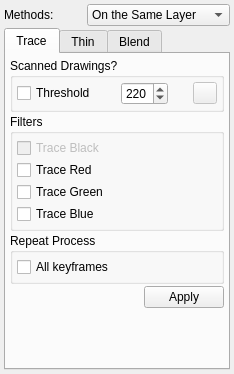
Old version of the form app/ui/bitmapcoloringwidget.ui in the repository pencil2d/pencil.
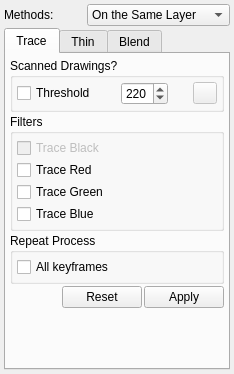
New version of the form. Icons and pictures are not drawn.

Commit message: Reset button on Trace-tab.

Diff of the .ui file:
```diff
--- a/app/ui/bitmapcoloringwidget.ui
+++ b/app/ui/bitmapcoloringwidget.ui
@@ -388,6 +388,13 @@
            </property>
           </spacer>
          </item>
+         <item>
+          <widget class="QPushButton" name="btnResetTrace">
+           <property name="text">
+            <string>Reset</string>
+           </property>
+          </widget>
+         </item>
          <item>
           <widget class="QPushButton" name="btnApplyTrace">
            <property name="text">
```
The commit also changes 2 other files.
